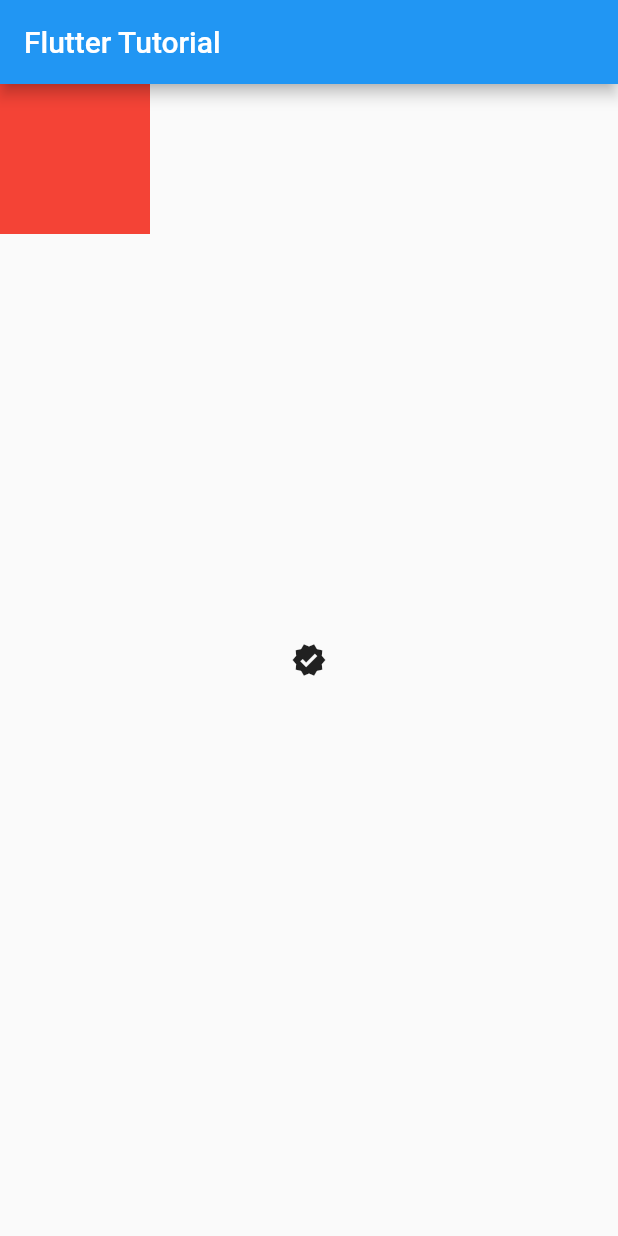
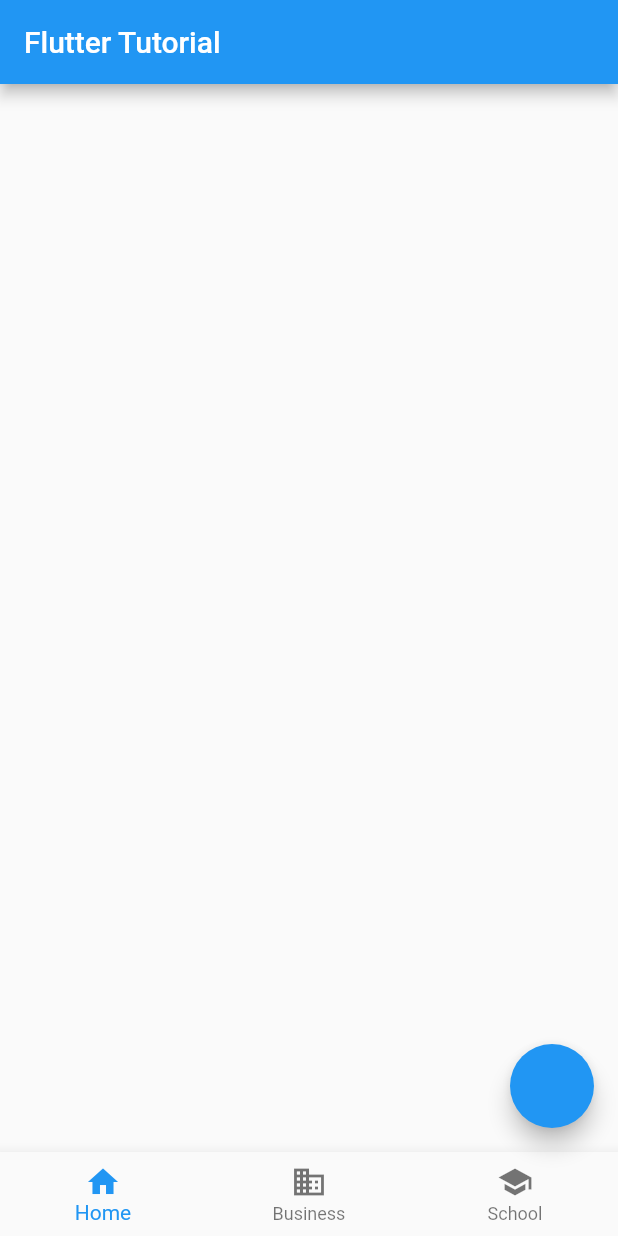
Before and after one commit to Simbamon/Flutter_Demo, a Flutter app: the screen it shows after launch, on a phone screen of 412 x 824 dp. Run offline on Flutter 3.47's test engine with Material 2 defaults, Android fonts, the phone set to English and light mode, and no system bars.

Commit message:
Floating Action Button

```diff
--- a/lib/main.dart
+++ b/lib/main.dart
@@ -38,17 +38,33 @@ class MyApp extends StatelessWidget {
       //     Icon(Icons.person),
       //   ],
       // )
-      body: Stack(
-        children: [
-          Container(
-            color: Colors.red,
-            width: 100,
-            height: 100,
-          ),
-          Align(
-            child: Icon(Icons.verified),
-            alignment: Alignment.center,
-          )
+
+      // STACK
+      // body: Stack(
+      //   children: [
+      //     Container(
+      //       color: Colors.red,
+      //       width: 100,
+      //       height: 100,
+      //     ),
+      //     Align(
+      //       child: Icon(Icons.verified),
+      //       alignment: Alignment.center,
+      //     )
+      //   ],
+      // ),
+
+      floatingActionButton: FloatingActionButton(
+        onPressed: () {
+          print('pressed');
+        },
+      ),
+      bottomNavigationBar: BottomNavigationBar(
+        items: const [
+          BottomNavigationBarItem(icon: Icon(Icons.home), label: 'Home'),
+          BottomNavigationBarItem(
+              icon: Icon(Icons.business), label: 'Business'),
+          BottomNavigationBarItem(icon: Icon(Icons.school), label: 'School'),
         ],
       ),
     ));
```
